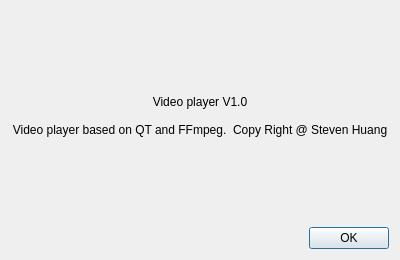
This is src/about.ui in StevenHuang2020/VideoPlayer as Qt 5 draws it before an edit. The edited form follows.
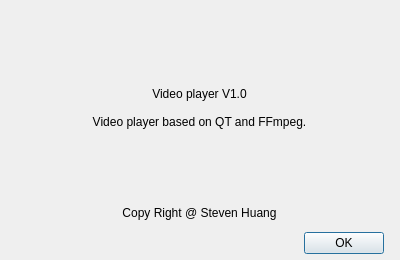
This is the edited form.

The edit to the form file:
```diff
--- a/src/about.ui
+++ b/src/about.ui
@@ -40,9 +40,76 @@
   <property name="modal">
    <bool>true</bool>
   </property>
-  <layout class="QGridLayout" name="gridLayout" rowstretch="8,0">
-   <item row="1" column="0" colspan="2">
+  <widget class="QWidget" name="">
+   <property name="geometry">
+    <rect>
+     <x>9</x>
+     <y>9</y>
+     <width>381</width>
+     <height>251</height>
+    </rect>
+   </property>
+   <layout class="QVBoxLayout" name="verticalLayout">
+    <property name="leftMargin">
+     <number>6</number>
+    </property>
+    <property name="rightMargin">
+     <number>6</number>
+    </property>
+    <property name="bottomMargin">
+     <number>6</number>
+    </property>
+    <item>
+     <widget class="QLabel" name="label">
+      <property name="text">
+       <string>Video player V1.0 
+
+Video player based on QT and FFmpeg.</string>
+      </property>
+      <property name="textFormat">
+       <enum>Qt::PlainText</enum>
+      </property>
+      <property name="scaledContents">
+       <bool>false</bool>
+      </property>
+      <property name="alignment">
+       <set>Qt::AlignCenter</set>
+      </property>
+      <property name="wordWrap">
+       <bool>true</bool>
+      </property>
+     </widget>
+    </item>
+    <item>
+     <widget class="QLabel" name="label_name">
+      <property name="maximumSize">
+       <size>
+        <width>16777215</width>
+        <height>25</height>
+       </size>
+      </property>
+      <property name="text">
+       <string>Copy Right @ Steven Huang</string>
+      </property>
+      <property name="textFormat">
+       <enum>Qt::RichText</enum>
+      </property>
+      <property name="scaledContents">
+       <bool>false</bool>
+      </property>
+      <property name="alignment">
+       <set>Qt::AlignCenter</set>
+      </property>
+      <property name="wordWrap">
+       <bool>true</bool>
+      </property>
+     </widget>
+    </item>
+    <item>
     <layout class="QHBoxLayout" name="horizontalLayout">
+      <property name="sizeConstraint">
+       <enum>QLayout::SetFixedSize</enum>
+      </property>
      <item>
       <spacer name="horizontalSpacer">
        <property name="orientation">
@@ -71,28 +138,8 @@
      </item>
     </layout>
    </item>
-   <item row="0" column="0" colspan="2">
-    <widget class="QLabel" name="label">
-     <property name="text">
-      <string>Video player V1.0 
-
-Video player based on QT and FFmpeg.  Copy Right @ Steven Huang</string>
-     </property>
-     <property name="textFormat">
-      <enum>Qt::PlainText</enum>
-     </property>
-     <property name="scaledContents">
-      <bool>false</bool>
-     </property>
-     <property name="alignment">
-      <set>Qt::AlignCenter</set>
-     </property>
-     <property name="wordWrap">
-      <bool>true</bool>
-     </property>
-    </widget>
-   </item>
-  </layout>
+   </layout>
+  </widget>
  </widget>
  <layoutdefault spacing="6" margin="11"/>
  <resources/>
```
Lines whose indentation alone changed are shown as unchanged.
